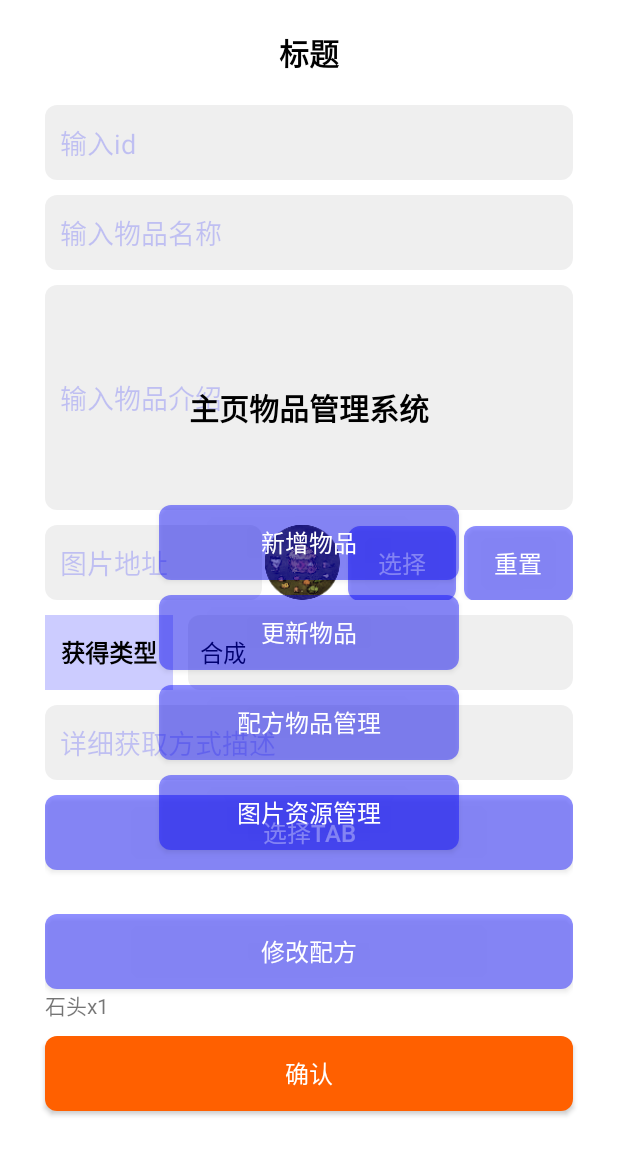
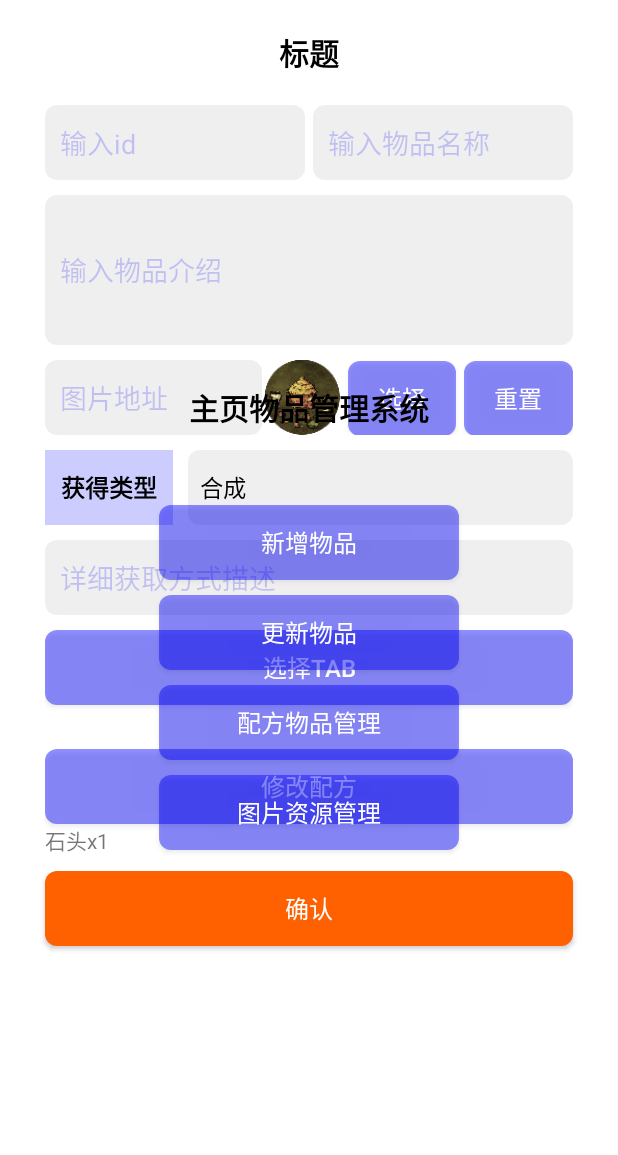
Before and after one commit to oangecheng/tools, an Android app: the fragment PageBase placed in its activity, on a phone screen of 412 x 824 dp. Shown: the top 1155 px of the screen. Run offline under Robolectric (Android 15) with nearby library versions, the phone set to English and light mode, and no system bars; our stand-ins replace RxJava; network calls fail; pictures from the network do not load.

Commit message:
优化布局

```diff
--- a/dstclient/src/main/res/layout/dst_homepage_item.xml
+++ b/dstclient/src/main/res/layout/dst_homepage_item.xml
@@ -6,32 +6,43 @@
   android:layout_height="wrap_content"
   android:orientation="vertical">
 
+  <LinearLayout
+    android:layout_width="match_parent"
+    android:gravity="center_vertical"
+    android:layout_height="wrap_content"
+    android:orientation="horizontal">
+
     <EditText
       android:id="@+id/input_id"
       style="@style/DstEditText"
-    android:layout_width="match_parent"
+      android:layout_width="0dp"
+      android:layout_weight="1"
       android:autofillHints="username"
+      android:gravity="start|center_vertical"
       android:hint="输入id"
-    android:gravity="start|center_vertical"
-    android:padding="10dp"
-    android:inputType="text" />
+      android:inputType="text"
+      android:padding="10dp" />
 
     <EditText
       android:id="@+id/input_name"
       style="@style/DstEditText"
-    android:layout_width="match_parent"
-    android:layout_marginTop="10dp"
+      android:layout_width="0dp"
+      android:layout_weight="1"
       android:autofillHints="username"
+      android:gravity="start|center_vertical"
       android:hint="输入物品名称"
-    android:gravity="start|center_vertical"
-    android:padding="10dp"
-    android:inputType="text" />
+      android:inputType="text"
+      android:layout_marginStart="5dp"
+      android:padding="10dp" />
+
+  </LinearLayout>
+
 
   <EditText
     android:id="@+id/input_desc"
     style="@style/DstEditText"
     android:layout_width="match_parent"
-    android:layout_height="150dp"
+    android:layout_height="100dp"
     android:layout_marginTop="10dp"
     android:autofillHints="username"
     android:hint="输入物品介绍"
```
Lines whose indentation alone changed are shown as unchanged.
